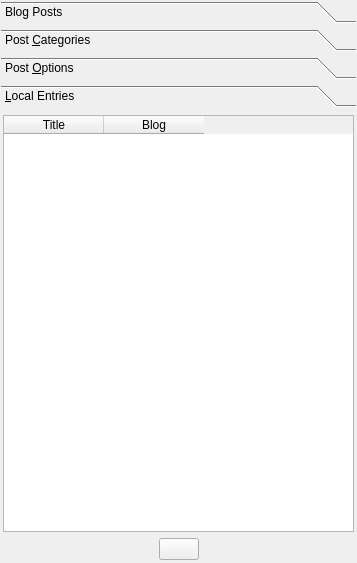
The window that blogilo/src/ui/toolboxbase.ui (KDE/kdepim) describes before a commit, drawn with Qt 5.
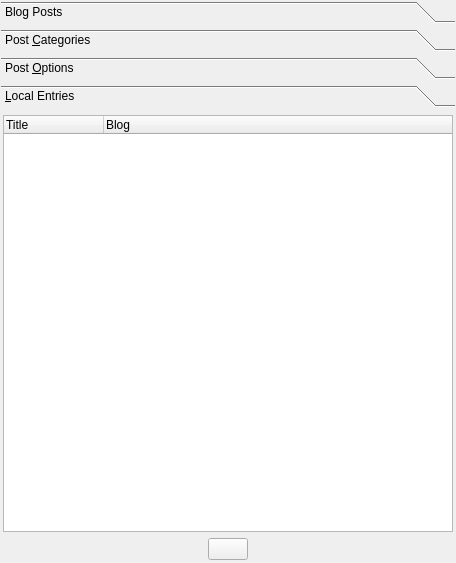
The same window after the commit. The open tabs and pages were chosen to show the change. Custom widgets are drawn as their Qt base class.

Commit message: Use a qtreewidget

```diff
--- a/blogilo/src/ui/toolboxbase.ui
+++ b/blogilo/src/ui/toolboxbase.ui
@@ -6,7 +6,7 @@
    <rect>
     <x>0</x>
     <y>0</y>
-    <width>357</width>
+    <width>456</width>
     <height>563</height>
    </rect>
   </property>
@@ -514,8 +514,8 @@
          <rect>
           <x>0</x>
           <y>0</y>
-          <width>94</width>
-          <height>110</height>
+          <width>442</width>
+          <height>445</height>
          </rect>
         </property>
         <attribute name="label">
@@ -526,7 +526,7 @@
           <number>2</number>
          </property>
          <item>
-          <widget class="QTableWidget" name="localEntriesTable">
+          <widget class="QTreeWidget" name="localEntries">
            <property name="editTriggers">
             <set>QAbstractItemView::NoEditTriggers</set>
            </property>
@@ -539,9 +539,12 @@
            <property name="selectionBehavior">
             <enum>QAbstractItemView::SelectRows</enum>
            </property>
+           <property name="rootIsDecorated">
+            <bool>false</bool>
+           </property>
            <column>
             <property name="text">
-             <string comment="Post title">Title</string>
+             <string>Title</string>
             </property>
            </column>
            <column>
```
Left out of the diff: 16 changed lines with no effect on the pictures. The commit also changes 2 other files.
